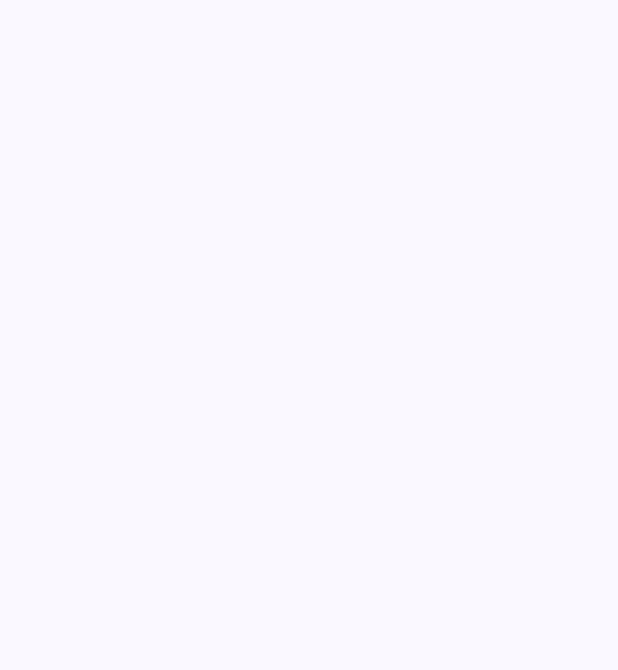
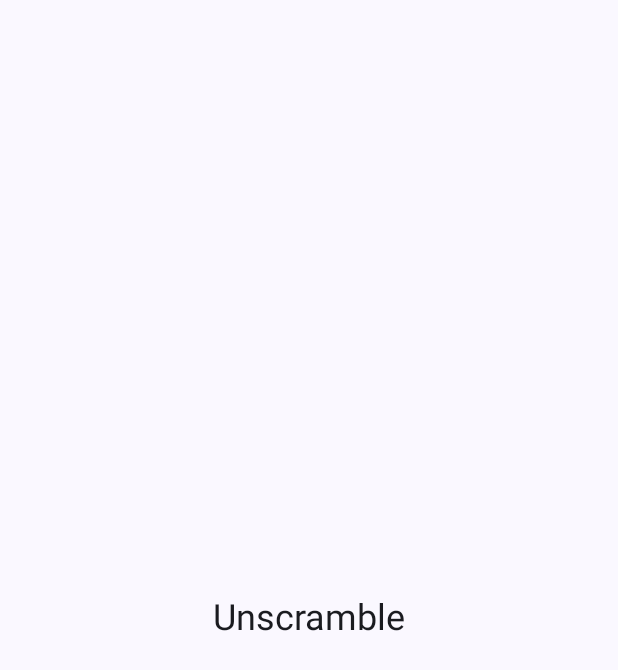
Before and after one commit to shinde-roshan/practice-compose-unscramble, an Android app built with Jetpack Compose: the screen it shows after launch (MainActivity), on a phone screen of 412 x 824 dp. Before the commit the part shown is empty. Shown: the top 670 px of the screen. Run offline under Robolectric (Android 15) with nearby library versions, the phone set to English and light mode, and no system bars.

Commit message:
GameScreen composable fun created in ui

```diff
--- a/app/src/main/java/com/example/unscramble/MainActivity.kt
+++ b/app/src/main/java/com/example/unscramble/MainActivity.kt
@@ -6,9 +6,8 @@ import androidx.activity.compose.setContent
 import androidx.compose.foundation.layout.fillMaxSize
 import androidx.compose.material3.MaterialTheme
 import androidx.compose.material3.Surface
-import androidx.compose.runtime.Composable
 import androidx.compose.ui.Modifier
-import androidx.compose.ui.tooling.preview.Preview
+import com.example.unscramble.ui.GameScreen
 import com.example.unscramble.ui.theme.UnscrambleTheme
 
 class MainActivity : ComponentActivity() {
@@ -21,22 +20,9 @@ class MainActivity : ComponentActivity() {
                     modifier = Modifier.fillMaxSize(),
                     color = MaterialTheme.colorScheme.background
                 ) {
-                    Unscramble()
+                    GameScreen()
                 }
             }
         }
     }
 }
-
-@Composable
-fun Unscramble(modifier: Modifier = Modifier) {
-
-}
-
-@Preview(showBackground = true)
-@Composable
-fun GreetingPreview() {
-    UnscrambleTheme {
-        Unscramble()
-    }
-}
--- /dev/null
+++ b/app/src/main/java/com/example/unscramble/ui/GameScreen.kt
@@ -0,0 +1,46 @@
+package com.example.unscramble.ui
+
+import androidx.compose.foundation.layout.Arrangement
+import androidx.compose.foundation.layout.Column
+import androidx.compose.foundation.layout.fillMaxSize
+import androidx.compose.foundation.layout.fillMaxWidth
+import androidx.compose.foundation.layout.padding
+import androidx.compose.material3.MaterialTheme
+import androidx.compose.material3.Surface
+import androidx.compose.material3.Text
+import androidx.compose.runtime.Composable
+import androidx.compose.ui.Alignment
+import androidx.compose.ui.Modifier
+import androidx.compose.ui.res.dimensionResource
+import androidx.compose.ui.res.stringResource
+import androidx.compose.ui.tooling.preview.Preview
+import com.example.unscramble.R
+import com.example.unscramble.ui.theme.UnscrambleTheme
+
+@Composable
+fun GameScreen() {
+    Column (
+        verticalArrangement = Arrangement.Center,
+        horizontalAlignment = Alignment.CenterHorizontally,
+        modifier = Modifier
+            .fillMaxWidth()
+            .padding(dimensionResource(R.dimen.padding_medium))
+    ) {
+        Text(
+            text = stringResource(id = R.string.app_name),
+            style = MaterialTheme.typography.headlineSmall
+        )
+    }
+}
+
+@Preview(showBackground = true)
+@Composable
+fun GamePreview() {
+    UnscrambleTheme {
+        Surface (
+            modifier = Modifier.fillMaxSize()
+        ) {
+            GameScreen()
+        }
+    }
+}
--- /dev/null
+++ b/app/src/main/res/values/dimens.xml
@@ -0,0 +1,4 @@
+<?xml version="1.0" encoding="utf-8"?>
+<resources>
+    <dimen name="padding_medium">16dp</dimen>
+</resources>
```
